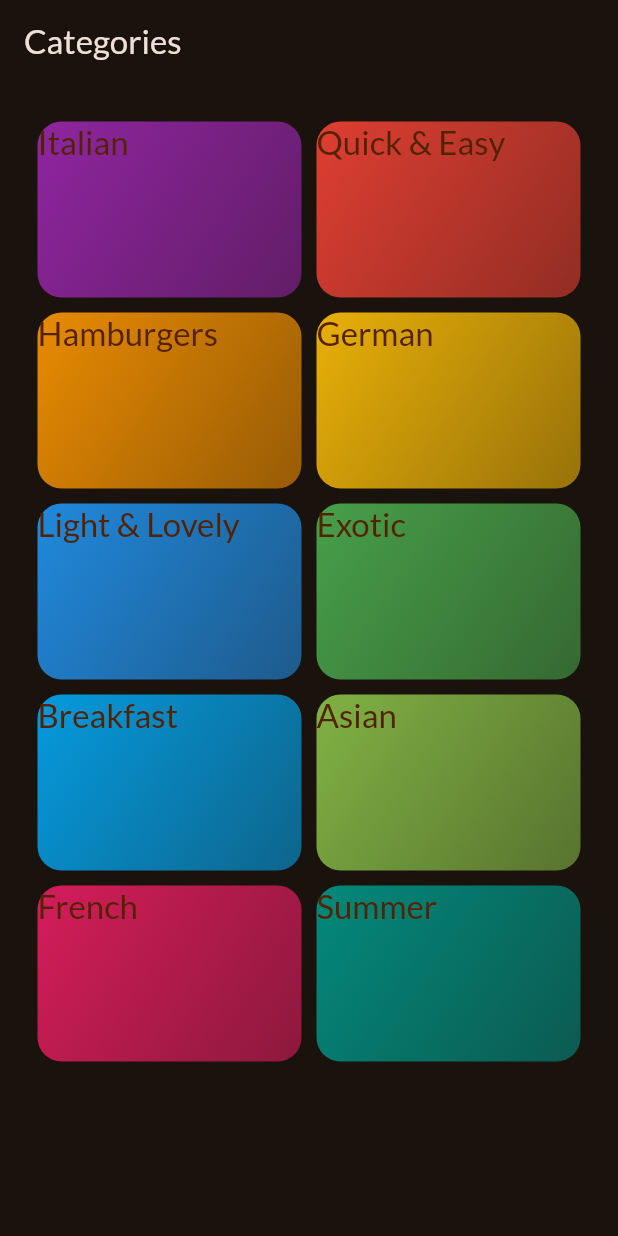
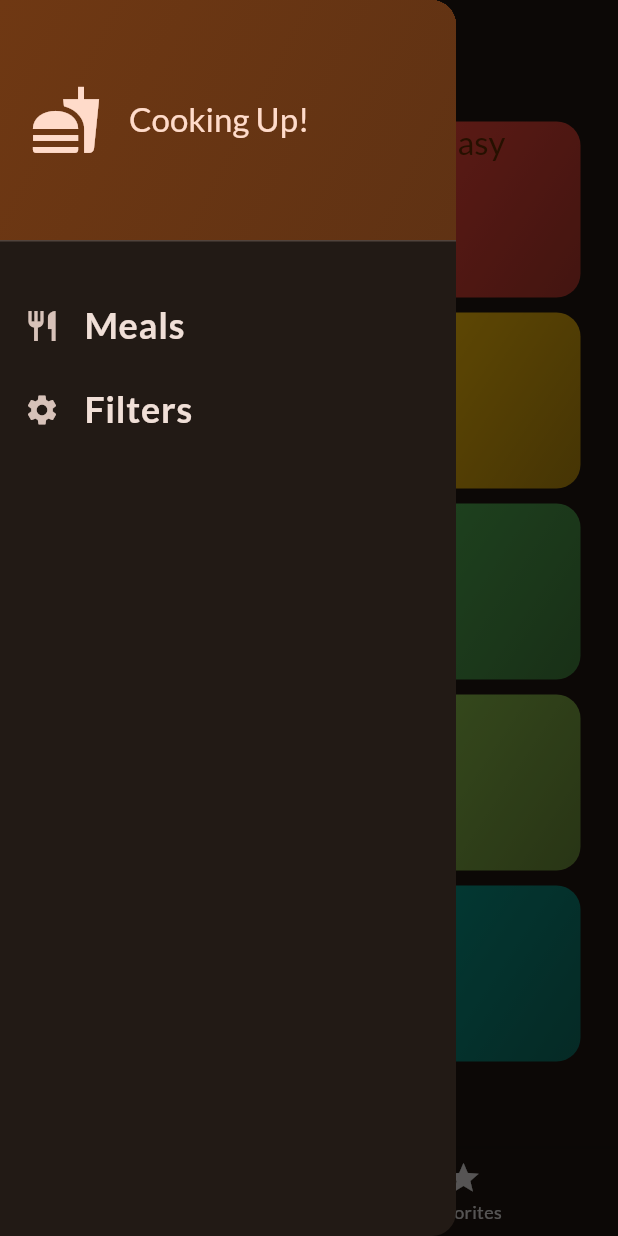
Before and after one commit to YoussefDev17/Meals-App, a Flutter app: the screen it shows after launch, with the side drawer open (before the commit the screen has no drawer), on a phone screen of 412 x 824 dp. Run offline on Flutter 3.47's test engine with Material 3 defaults, Android fonts, the phone set to English and light mode, and no system bars; our stand-ins replace google_fonts, transparent_image.

Commit message:
Add meal details screen, tab navigation, and update main screens

```diff
--- a/lib/Screens/Categories.dart
+++ b/lib/Screens/Categories.dart
@@ -3,9 +3,11 @@ import 'package:meals_app/Data/Dummy_Data.dart';
 import 'package:meals_app/Widgets/CategoryGridItem.dart';
 import 'package:meals_app/Screens/Meales.dart';
 import 'package:meals_app/models/category.dart';
+import 'package:meals_app/models/Meal.dart';
 
 class CtaegoriesScreen extends StatelessWidget {
-  const CtaegoriesScreen({super.key});
+  const CtaegoriesScreen({super.key, required this.onToggleFavorite});
+  final void Function(Meal meal) onToggleFavorite;
 
   void _selectCategory(BuildContext context, category categoryItem) {
     final filteredMeals =
@@ -16,17 +18,18 @@ class CtaegoriesScreen extends StatelessWidget {
       context,
       MaterialPageRoute<void>(
         builder:
-            (context) =>
-                MealsScreen(meals: filteredMeals, title: categoryItem.title),
+            (context) => MealsScreen(
+              meals: filteredMeals,
+              title: categoryItem.title,
+              onSelect: onToggleFavorite,
+            ),
       ),
     );
   }
 
   @override
   Widget build(BuildContext context) {
-    return Scaffold(
-      appBar: AppBar(title: Text('Categories')),
-      body: GridView(
+    return GridView(
       padding: const EdgeInsets.all(25),
       gridDelegate: const SliverGridDelegateWithFixedCrossAxisCount(
         crossAxisCount: 2,
@@ -43,10 +46,12 @@ class CtaegoriesScreen extends StatelessWidget {
             },
           ),
       ],
-      ),
     );
   }
 }
+
+
+
       // Answer buttons
           // ...questions[currentQuestionIndex].answers.map((answer) {
           //   return buildAnswerButton(answer, getAnswerButtonState(answer));
--- /dev/null
+++ b/lib/Screens/TabBasedNavBar.dart
@@ -0,0 +1,77 @@
+import 'package:flutter/material.dart';
+import 'package:meals_app/Screens/Categories.dart';
+import 'package:meals_app/Screens/Meales.dart';
+import 'package:meals_app/models/Meal.dart';
+import 'package:meals_app/Widgets/mainDrawr.dart';
+
+class TabScreen extends StatefulWidget {
+  TabScreen({super.key});
+
+  @override
+  State<TabScreen> createState() => _TabScreenState();
+}
+
+class _TabScreenState extends State<TabScreen> {
+  final List<Meal> favoritesMeales = [];
+
+  void _updateList(Meal meal) {
+    bool isExist = favoritesMeales.contains(meal);
+    if (isExist) {
+      setState(() {
+        favoritesMeales.remove(meal);
+        _ShowInfoMessage('Meal Removed from Favorites');
+      });
+    } else {
+      setState(() {
+        favoritesMeales.add(meal);
+        _ShowInfoMessage('Meal Added to Favorites');
+      });
+    }
+  }
+
+  void _ShowInfoMessage(String message) {
+    ScaffoldMessenger.of(context).clearSnackBars();
+    ScaffoldMessenger.of(
+      context,
+    ).showSnackBar(SnackBar(content: Text(message)));
+  }
+
+  int _selectedPageIndex = 0;
+
+  void _selectPage(int index) {
+    setState(() {
+      _selectedPageIndex = index;
+    });
+  }
+
+  @override
+  Widget build(BuildContext context) {
+    Widget currentScreen = CtaegoriesScreen(onToggleFavorite: _updateList);
+    String activePageTitle = 'Categories';
+
+    if (_selectedPageIndex == 1) {
+      currentScreen = MealsScreen(
+        meals: favoritesMeales,
+        onSelect: _updateList,
+      );
+      activePageTitle = 'Your Favorites';
+    }
+    return Scaffold(
+      appBar: AppBar(title: Text(activePageTitle)),
+      drawer: MainDrawr(),
+      body: currentScreen,
+      bottomNavigationBar: BottomNavigationBar(
+        onTap: _selectPage,
+        currentIndex: _selectedPageIndex,
+
+        items: const <BottomNavigationBarItem>[
+          BottomNavigationBarItem(
+            icon: Icon(Icons.category),
+            label: 'Categories',
+          ),
+          BottomNavigationBarItem(icon: Icon(Icons.star), label: 'Favorites'),
+        ],
+      ),
+    );
+  }
+}
--- a/lib/Screens/Test.dart
+++ b/lib/Screens/Test.dart
@@ -7,6 +7,6 @@ class Test extends StatelessWidget {
 
   @override
   Widget build(BuildContext context) {
-    return Scaffold(body: MealItem(meal: dummyMeals[0]));
+    return Scaffold(/* body: MealItem(meal: dummyMeals[0]) */);
   }
 }
--- /dev/null
+++ b/lib/Widgets/mainDrawr.dart
@@ -0,0 +1,68 @@
+import 'package:flutter/material.dart';
+
+class MainDrawr extends StatelessWidget {
+  const MainDrawr({super.key});
+
+  @override
+  Widget build(BuildContext context) {
+    return Drawer(
+      child: Column(
+        children: [
+          DrawerHeader(
+            padding: EdgeInsets.all(20),
+            decoration: BoxDecoration(
+              gradient: LinearGradient(
+                colors: [
+                  Theme.of(context).colorScheme.primaryContainer,
+                  Theme.of(
+                    context,
+                  ).colorScheme.primaryContainer.withOpacity(0.8),
+                ],
+                begin: Alignment.topLeft,
+                end: Alignment.bottomRight,
+              ),
+            ),
+            child: Row(
+              children: [
+                Icon(
+                  Icons.fastfood,
+                  size: 48,
+                  color: Theme.of(context).colorScheme.onPrimaryContainer,
+                ),
+                const SizedBox(width: 18),
+                Text(
+                  'Cooking Up!',
+                  style: Theme.of(context).textTheme.titleLarge!.copyWith(
+                    color: Theme.of(context).colorScheme.onPrimaryContainer,
+                  ),
+                ),
+              ],
+            ),
+          ),
+
+          const SizedBox(height: 20),
+          ListTile(
+            leading: const Icon(Icons.restaurant),
+            title: const Text(
+              'Meals',
+              style: TextStyle(fontSize: 24, fontWeight: FontWeight.bold),
+            ),
+            onTap: () {
+              Navigator.of(context).pushReplacementNamed('/');
+            },
+          ),
+          ListTile(
+            leading: const Icon(Icons.settings),
+            title: const Text(
+              'Filters',
+              style: TextStyle(fontSize: 24, fontWeight: FontWeight.bold),
+            ),
+            onTap: () {
+              Navigator.of(context).pushReplacementNamed('/filters');
+            },
+          ),
+        ],
+      ),
+    );
+  }
+}
--- a/lib/main.dart
+++ b/lib/main.dart
@@ -1,6 +1,8 @@
 import 'package:flutter/material.dart';
 import 'package:google_fonts/google_fonts.dart';
-import 'package:meals_app/Screens/Categories.dart';
+/* import 'package:meals_app/Screens/Categories.dart';
+ */
+import 'package:meals_app/Screens/TabBasedNavBar.dart';
 
 /* import 'package:meals_app/Screens/Test.dart';
  */
@@ -22,7 +24,7 @@ class App extends StatelessWidget {
 
   @override
   Widget build(BuildContext context) {
-    return MaterialApp(theme: theme, home: const CtaegoriesScreen());
+    return MaterialApp(theme: theme, home: TabScreen());
   }
 
   /* Widget build(BuildContext context) {
```
Also changed, not shown: lib/Screens/Meal_Details.dart (added, +83 -0 lines), lib/Screens/Meales.dart (+26 -27 lines), lib/Widgets/Meal_Item.dart (+9 -7 lines). Lines whose indentation alone changed are shown as unchanged.
